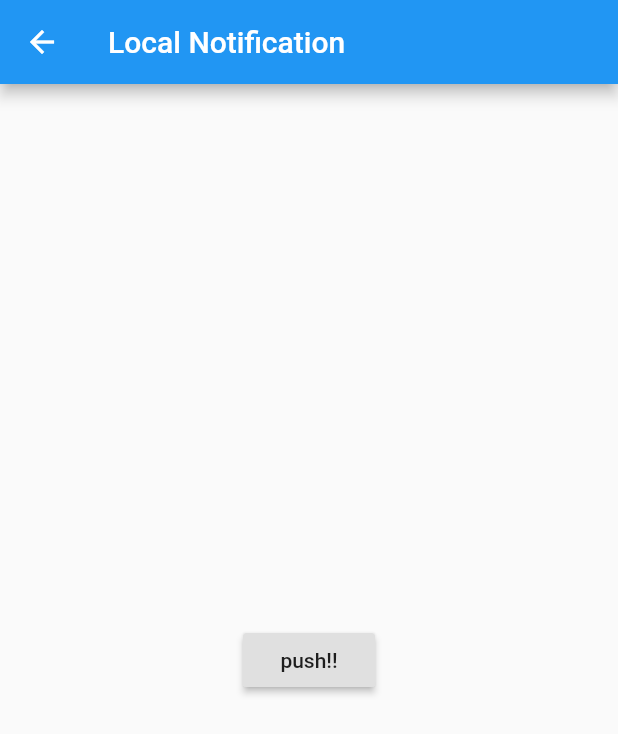
After one commit to takeruun/todo-fluttter, a Flutter app: the LocalNotifications screen opened directly, after a tap on "push!!", on a phone screen of 412 x 824 dp. The commit adds this screen. Shown: the top 734 px of the screen. Run offline on Flutter 3.47's test engine with Material 2 defaults, Android fonts, the phone set to English and light mode, and no system bars; our stand-ins replace firebase_messaging, flutter_local_notifications, rxdart, shared_preferences, sqflite; accounts and stored records are empty.

Commit message:
local notification 別で

```diff
--- a/lib/pages/edit_todo_list.dart
+++ b/lib/pages/edit_todo_list.dart
@@ -134,7 +134,7 @@ class _EditState extends State<Edit> {
                   todo.title = eCtrlT.text;
                   todo.sub_title = eCtrlS.text;
                   await DBProvider.db.updateTodoList(todo);
-                  Navigator.of(context).popAndPushNamed('/database');
+                  Navigator.of(context).pop();
                 },
               ))
             ],
--- /dev/null
+++ b/lib/pages/local_notification.dart
@@ -0,0 +1,40 @@
+import 'dart:async';
+
+import 'package:todo/main.dart';
+import 'package:flutter/material.dart';
+import 'package:flutter_local_notifications/flutter_local_notifications.dart';
+
+class LocalNotifications extends StatefulWidget {
+  @override
+  _LocalNotificationsState createState() => _LocalNotificationsState();
+}
+
+class _LocalNotificationsState extends State<LocalNotifications> {
+  @override
+  Widget build(BuildContext context) {
+    return Scaffold(
+        appBar: AppBar(
+          title: Text('Local Notification'),
+        ),
+        body: Center(
+          child: RaisedButton(
+            child: Text('push!!'),
+            onPressed: () async {
+              await _showNotification();
+            },
+          ),
+        ));
+  }
+}
+
+Future<void> _showNotification() async {
+  var androidPlatformChannelSpecifics = AndroidNotificationDetails(
+      'your channel id', 'your channel name', 'your channel description',
+      importance: Importance.Max, priority: Priority.High, ticker: 'ticker');
+  var iOSPlatformChannelSpecifics = IOSNotificationDetails();
+  var platformChannelSpecifics = NotificationDetails(
+      androidPlatformChannelSpecifics, iOSPlatformChannelSpecifics);
+  await flutterLocalNotificationsPlugin.show(
+      0, 'plain title', 'plain body', platformChannelSpecifics,
+      payload: 'item x');
+}
```
Also changed, not shown: lib/pages/second_page.dart (added, +37 -0 lines).
